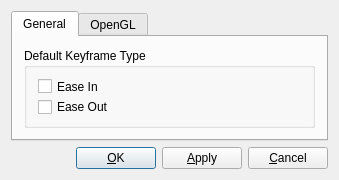
First picture: the form in src/usersettingsdialog.ui, repository ap0110/qavimator, before the edit.
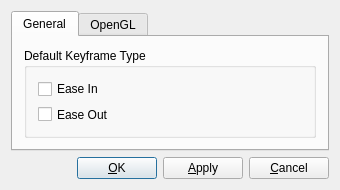
Second picture: the form after the edit.

Commit message: QAV-3 Fixed linux deployment script and increased some dialog window widths

The edit to the form file:
```diff
--- a/src/usersettingsdialog.ui
+++ b/src/usersettingsdialog.ui
@@ -9,8 +9,8 @@
    <rect>
     <x>0</x>
     <y>0</y>
-    <width>339</width>
-    <height>180</height>
+    <width>340</width>
+    <height>190</height>
    </rect>
   </property>
   <property name="sizePolicy">
@@ -21,14 +21,14 @@
   </property>
   <property name="minimumSize">
    <size>
-    <width>339</width>
-    <height>180</height>
+    <width>340</width>
+    <height>190</height>
    </size>
   </property>
   <property name="maximumSize">
    <size>
-    <width>339</width>
-    <height>180</height>
+    <width>340</width>
+    <height>190</height>
    </size>
   </property>
   <property name="windowTitle">
```
The commit also changes 5 other files.
